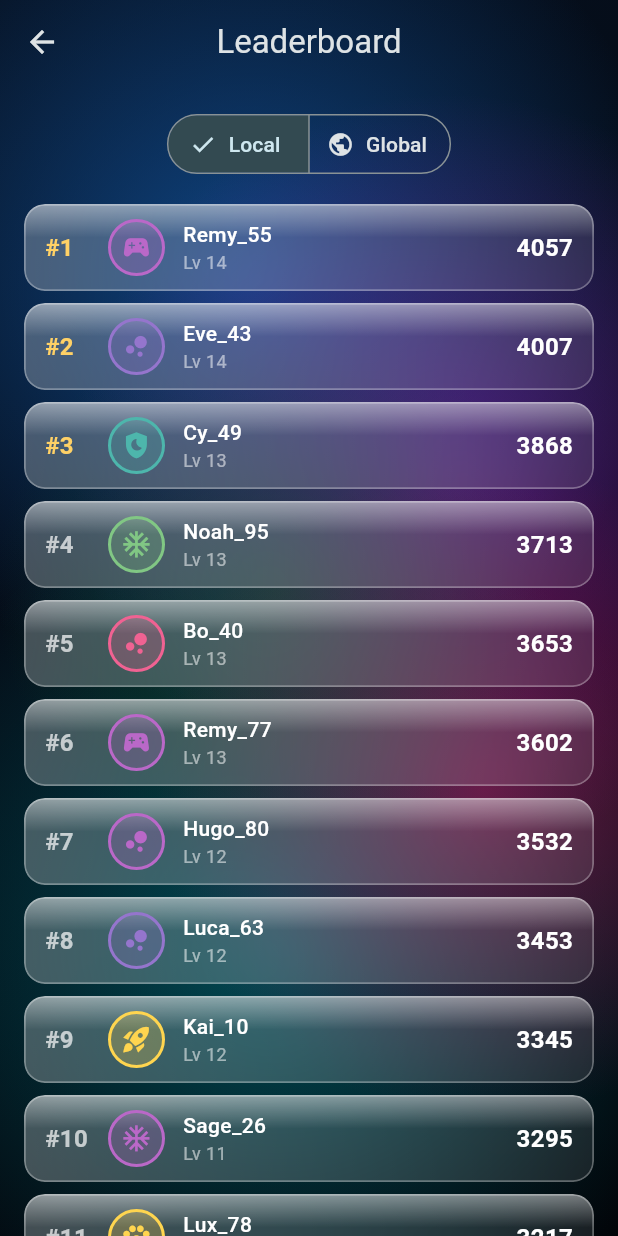
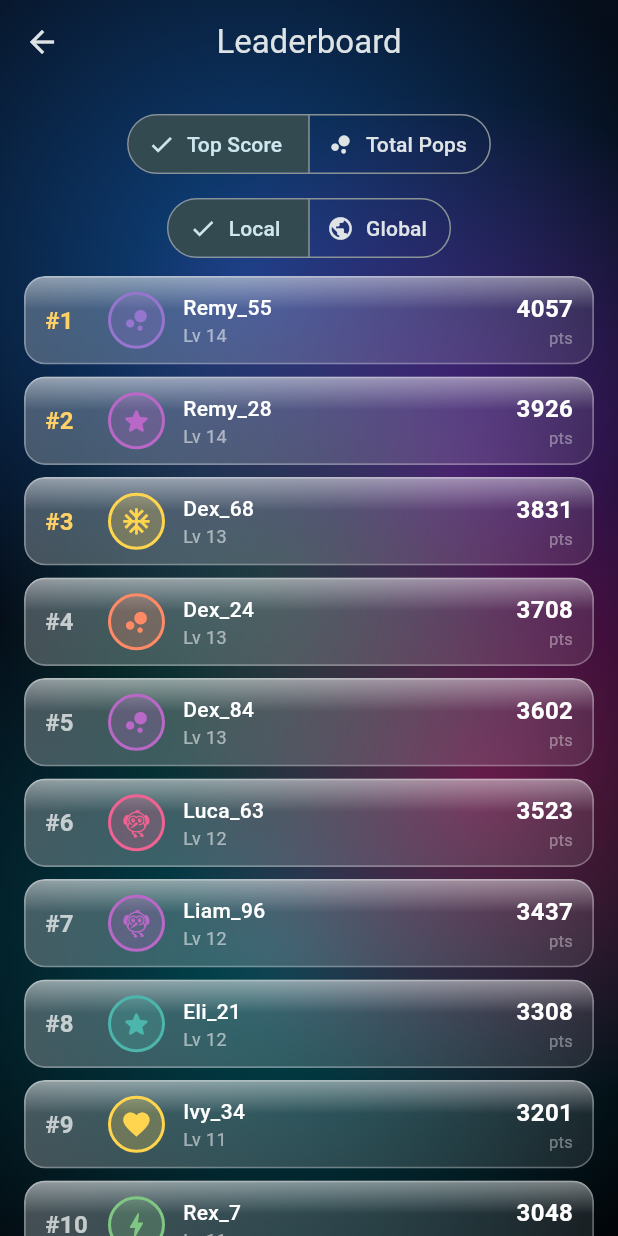
Before and after one commit to m-ammar-p/bubble_splash, a Flutter app: the screen it shows after launch, item 2 of the bottom bar chosen, on a phone screen of 412 x 824 dp. Run offline on Flutter 3.47's test engine with Material 3 defaults, Android fonts, the phone set to English and light mode, and no system bars; our stand-ins replace flutter_riverpod, shared_preferences; missing offline and left inert: flame, flame_audio.

Commit message:
Add Total Pops leaderboard alongside Top Score
Rank the leaderboard by two independent metrics: peak single-round score
(existing) and lifetime bubbles popped (new). Each metric crosses with the
Local/Global scope for four boards. A metric toggle sits above the scope
toggle; rows show the active metric's value with a pts/pops label.

- LeaderboardEntry gains bubblesPopped + a LeaderboardMetric enum / valueFor().
- Fake bots seed bubblesPopped loosely correlated to score with heavy jitter,
  so a grinder can top the pops board while sitting low on score.
- leaderboardProvider family key is now (scope, metric); sorts by the metric.

Co-Authored-By: Claude Opus 4.8 <noreply@anthropic.com>

```diff
--- a/lib/application/leaderboard_controller.dart
+++ b/lib/application/leaderboard_controller.dart
@@ -4,15 +4,20 @@ import '../domain/models/leaderboard_entry.dart';
 import 'profile_controller.dart';
 import 'providers.dart';
 
-/// Fetches competitor entries for a scope, merges in the current player's high
-/// score, sorts, and assigns ranks. Re-runs when the player's profile changes
-/// (e.g. a new high score) because it watches [profileControllerProvider].
+/// A leaderboard view is identified by its pool ([scope]) and the stat it ranks
+/// by ([metric]). Used as the [leaderboardProvider] family key.
+typedef LeaderboardView = ({LeaderboardScope scope, LeaderboardMetric metric});
+
+/// Fetches competitor entries for a scope, merges in the current player's stats,
+/// sorts by the requested [LeaderboardMetric], and assigns ranks. Re-runs when
+/// the player's profile changes (new high score / more pops) because it watches
+/// [profileControllerProvider].
 final leaderboardProvider = FutureProvider.autoDispose
-    .family<List<LeaderboardEntry>, LeaderboardScope>((ref, scope) async {
+    .family<List<LeaderboardEntry>, LeaderboardView>((ref, view) async {
   final repo = ref.watch(leaderboardRepositoryProvider);
   final profile = ref.watch(profileControllerProvider);
 
-  final bots = await repo.fetchTop(scope);
+  final bots = await repo.fetchTop(view.scope);
 
   final player = LeaderboardEntry(
     id: 'me',
@@ -20,12 +25,13 @@ final leaderboardProvider = FutureProvider.autoDispose
     avatarEmoji: profile.avatarEmoji,
     avatarColor: profile.avatarColor,
     score: profile.highScore,
+    bubblesPopped: profile.totalBubblesPopped,
     level: profile.level,
     isCurrentPlayer: true,
   );
 
   final merged = [...bots, player]
-    ..sort((a, b) => b.score.compareTo(a.score));
+    ..sort((a, b) => b.valueFor(view.metric).compareTo(a.valueFor(view.metric)));
 
   return [
     for (var i = 0; i < merged.length; i++) merged[i].copyWith(rank: i + 1),
--- a/lib/data/fake/fake_leaderboard_repository.dart
+++ b/lib/data/fake/fake_leaderboard_repository.dart
@@ -42,6 +42,10 @@ class FakeLeaderboardRepository implements LeaderboardRepository {
       if (score < 50) score = 50 + rng.nextInt(50);
       final name =
           '${_firstNames[rng.nextInt(_firstNames.length)]}_${rng.nextInt(99)}';
+      // Lifetime pops loosely track score (a bigger scorer usually played more)
+      // but with heavy jitter, so the two boards rank people differently — a
+      // grinder can sit low on score yet high on pops.
+      final bubblesPopped = score * (6 + rng.nextInt(20)) + rng.nextInt(400);
       entries.add(
         LeaderboardEntry(
           id: 'bot_${scope.name}_$i',
@@ -49,6 +53,7 @@ class FakeLeaderboardRepository implements LeaderboardRepository {
           avatarEmoji: _avatars[rng.nextInt(_avatars.length)],
           avatarColor: _colors[rng.nextInt(_colors.length)],
           score: score,
+          bubblesPopped: bubblesPopped,
           // Plausible level scaled from score (matches the XP curve loosely).
           level: 1 + score ~/ 300,
         ),
--- a/lib/domain/models/leaderboard_entry.dart
+++ b/lib/domain/models/leaderboard_entry.dart
@@ -2,8 +2,13 @@
 /// scales per scope; a real backend would query by region.
 enum LeaderboardScope { local, global }
 
+/// Which stat the board ranks by. High score rewards a peak run (skill); total
+/// pops rewards lifetime grind (engagement). The two boards are ranked
+/// independently so a grinder and an ace each top a different list.
+enum LeaderboardMetric { highScore, totalPops }
+
 /// A single ranked row. [rank] and [isCurrentPlayer] are assigned by the
-/// controller after merging the player's own score into the seeded list.
+/// controller after merging the player's own stats into the seeded list.
 class LeaderboardEntry {
   const LeaderboardEntry({
     required this.id,
@@ -11,6 +16,7 @@ class LeaderboardEntry {
     required this.avatarEmoji,
     required this.avatarColor,
     required this.score,
+    required this.bubblesPopped,
     required this.level,
     this.rank = 0,
     this.isCurrentPlayer = false,
@@ -22,10 +28,21 @@ class LeaderboardEntry {
   /// Avatar key (see `kAvatarIcons`).
   final String avatarEmoji;
   final int avatarColor;
+
+  /// Peak single-round score (the [LeaderboardMetric.highScore] board).
   final int score;
+
+  /// Lifetime bubbles popped (the [LeaderboardMetric.totalPops] board).
+  final int bubblesPopped;
   final int level;
   final int rank;
   final bool isCurrentPlayer;
+
+  /// The value this entry is ranked by for [metric].
+  int valueFor(LeaderboardMetric metric) => switch (metric) {
+        LeaderboardMetric.highScore => score,
+        LeaderboardMetric.totalPops => bubblesPopped,
+      };
 
   LeaderboardEntry copyWith({int? rank, bool? isCurrentPlayer}) =>
       LeaderboardEntry(
@@ -34,6 +51,7 @@ class LeaderboardEntry {
         avatarEmoji: avatarEmoji,
         avatarColor: avatarColor,
         score: score,
+        bubblesPopped: bubblesPopped,
         level: level,
         rank: rank ?? this.rank,
         isCurrentPlayer: isCurrentPlayer ?? this.isCurrentPlayer,
--- a/lib/presentation/screens/leaderboard_screen.dart
+++ b/lib/presentation/screens/leaderboard_screen.dart
@@ -16,17 +16,36 @@ class LeaderboardScreen extends ConsumerStatefulWidget {
 
 class _LeaderboardScreenState extends ConsumerState<LeaderboardScreen> {
   LeaderboardScope _scope = LeaderboardScope.local;
+  LeaderboardMetric _metric = LeaderboardMetric.highScore;
 
   @override
   Widget build(BuildContext context) {
-    final entries = ref.watch(leaderboardProvider(_scope));
+    final entries =
+        ref.watch(leaderboardProvider((scope: _scope, metric: _metric)));
 
     return Scaffold(
       appBar: AppBar(title: const Text('Leaderboard')),
       body: Column(
         children: [
           Padding(
-            padding: const EdgeInsets.all(16),
+            padding: const EdgeInsets.fromLTRB(16, 16, 16, 8),
+            child: SegmentedButton<LeaderboardMetric>(
+              segments: const [
+                ButtonSegment(
+                    value: LeaderboardMetric.highScore,
+                    label: Text('Top Score'),
+                    icon: Icon(Icons.emoji_events)),
+                ButtonSegment(
+                    value: LeaderboardMetric.totalPops,
+                    label: Text('Total Pops'),
+                    icon: Icon(Icons.bubble_chart)),
+              ],
+              selected: {_metric},
+              onSelectionChanged: (s) => setState(() => _metric = s.first),
+            ),
+          ),
+          Padding(
+            padding: const EdgeInsets.fromLTRB(16, 0, 16, 8),
             child: SegmentedButton<LeaderboardScope>(
               segments: const [
                 ButtonSegment(
@@ -54,7 +73,8 @@ class _LeaderboardScreenState extends ConsumerState<LeaderboardScreen> {
               data: (list) => ListView.builder(
                 padding: const EdgeInsets.symmetric(horizontal: 16),
                 itemCount: list.length,
-                itemBuilder: (_, i) => _LeaderboardRow(entry: list[i]),
+                itemBuilder: (_, i) =>
+                    _LeaderboardRow(entry: list[i], metric: _metric),
               ),
             ),
           ),
@@ -65,8 +85,9 @@ class _LeaderboardScreenState extends ConsumerState<LeaderboardScreen> {
 }
 
 class _LeaderboardRow extends StatelessWidget {
-  const _LeaderboardRow({required this.entry});
+  const _LeaderboardRow({required this.entry, required this.metric});
   final LeaderboardEntry entry;
+  final LeaderboardMetric metric;
 
   @override
   Widget build(BuildContext context) {
@@ -121,12 +142,22 @@ class _LeaderboardRow extends StatelessWidget {
               ),
             ),
             const SizedBox(width: 8),
-            Text(
-              '${entry.score}',
-              style: const TextStyle(
-                  color: Colors.white,
-                  fontWeight: FontWeight.bold,
-                  fontSize: 16),
+            Column(
+              crossAxisAlignment: CrossAxisAlignment.end,
+              mainAxisSize: MainAxisSize.min,
+              children: [
+                Text(
+                  '${entry.valueFor(metric)}',
+                  style: const TextStyle(
+                      color: Colors.white,
+                      fontWeight: FontWeight.bold,
+                      fontSize: 16),
+                ),
+                Text(
+                  metric == LeaderboardMetric.highScore ? 'pts' : 'pops',
+                  style: const TextStyle(color: Colors.white38, fontSize: 11),
+                ),
+              ],
             ),
           ],
         ),
```
Also changed, not shown: 1 other file.
